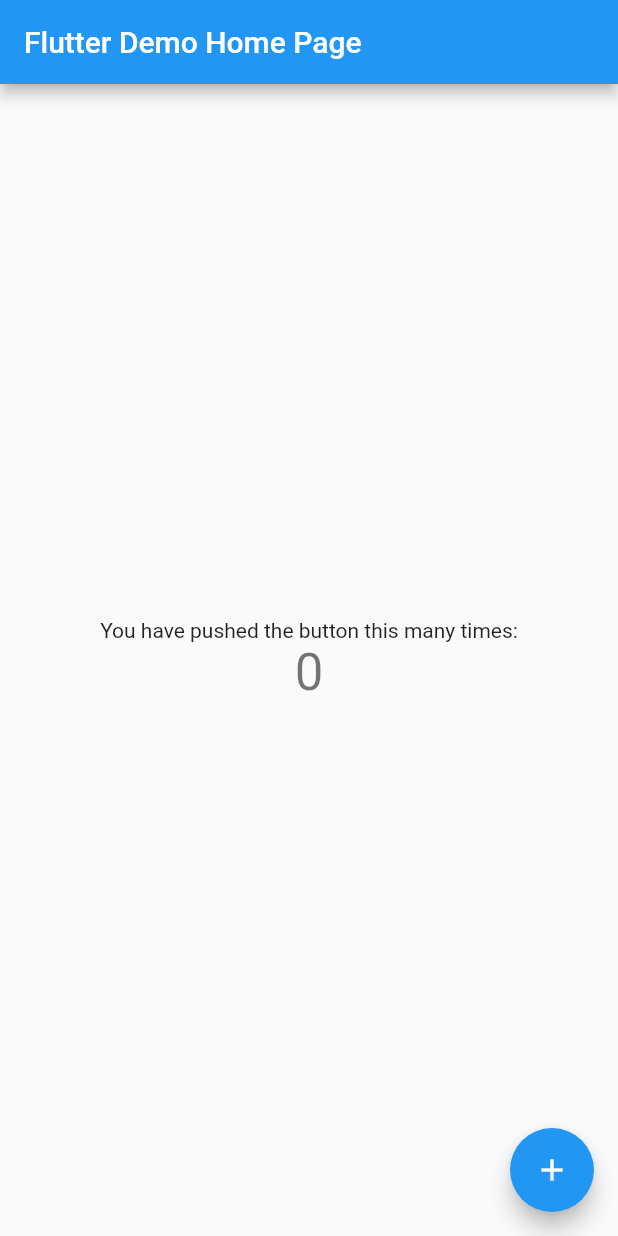
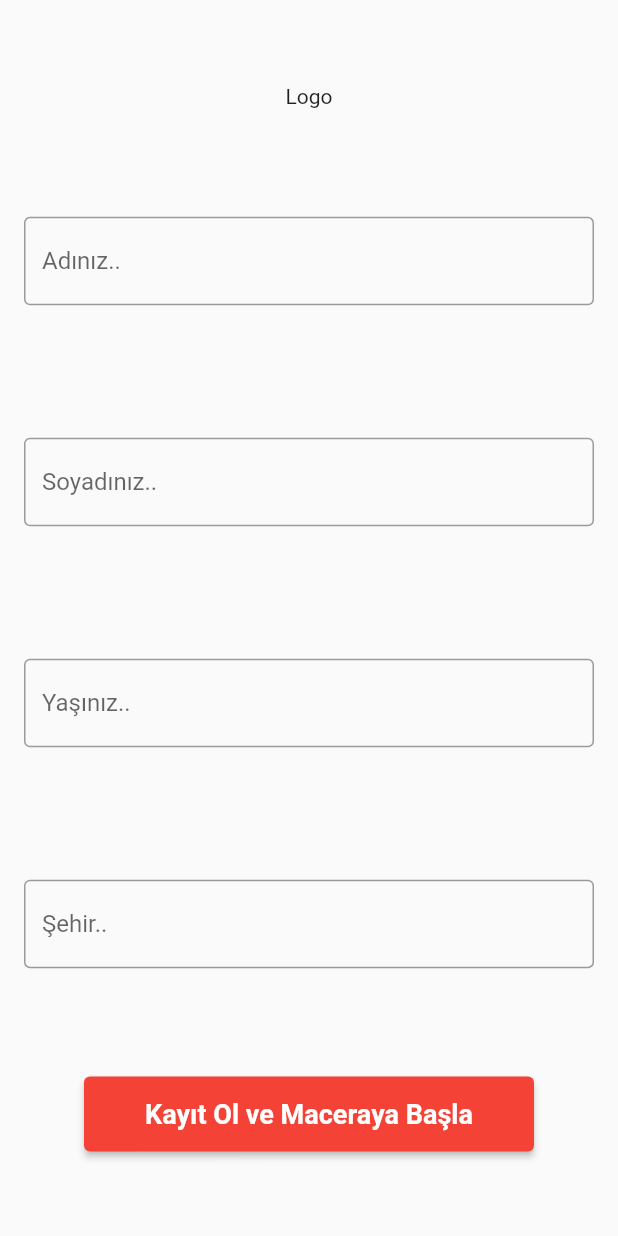
Before and after one commit to ensar212/bilgi_yarismasi, a Flutter app: the screen it shows after launch, on a phone screen of 412 x 824 dp. Run offline on Flutter 3.47's test engine with Material 2 defaults, Android fonts, the phone set to English and light mode, and no system bars.

Commit message:
Kayıt tasarım

```diff
--- /dev/null
+++ b/lib/Sayfa_Tasarimlari/Kisi_Kayit.dart
@@ -0,0 +1,51 @@
+import 'package:flutter/material.dart';
+
+class KisiKayit extends StatefulWidget {
+  const KisiKayit({super.key});
+
+  @override
+  State<KisiKayit> createState() => _KisiKayitState();
+}
+
+class _KisiKayitState extends State<KisiKayit> {
+  var tfcAd = TextEditingController();
+  var tfcSoyad = TextEditingController();
+  var tfcYas = TextEditingController();
+  var tfcSehir = TextEditingController();
+  @override
+  Widget build(BuildContext context) {
+    return Scaffold(
+      appBar: null,
+      body: Center(
+        child: Column(
+          mainAxisAlignment: MainAxisAlignment.spaceEvenly,
+          children: [
+            Text('Logo'),
+            Padding(
+              padding: const EdgeInsets.all(16.0),
+              child: TextField(controller: tfcAd, decoration: InputDecoration(border: OutlineInputBorder(),hintText:'Adınız..')),
+            ),
+            Padding(
+              padding: const EdgeInsets.all(16.0),
+              child: TextField(controller: tfcSoyad, decoration: InputDecoration(border: OutlineInputBorder(),hintText:'Soyadınız..')),
+            ),
+            Padding(
+              padding: const EdgeInsets.all(16.0),
+              child: TextField(controller: tfcYas, decoration: InputDecoration(border: OutlineInputBorder(),hintText:'Yaşınız..')),
+            ),
+            Padding(
+              padding: const EdgeInsets.all(16.0),
+              child: TextField(controller: tfcSehir, decoration: InputDecoration(border: OutlineInputBorder(),hintText:'Şehir..')),
+            ),
+          SizedBox(
+            width: 300, height: 50,
+            child: ElevatedButton(onPressed: (){}, child: Text("Kayıt Ol ve Maceraya Başla",
+            style: TextStyle(fontSize: 18, fontWeight: FontWeight.bold),),
+            style: ElevatedButton.styleFrom(primary: Colors.red),
+            )),
+          ],
+        ),
+      ),
+    );
+  }
+}
--- a/lib/main.dart
+++ b/lib/main.dart
@@ -1,3 +1,4 @@
+import 'package:bilgi_yarismasi/Sayfa_Tasarimlari/Kisi_Kayit.dart';
 import 'package:flutter/material.dart';
 
 void main() {
@@ -7,109 +8,16 @@ void main() {
 class MyApp extends StatelessWidget {
   const MyApp({super.key});
 
-  // This widget is the root of your application.
+
   @override
   Widget build(BuildContext context) {
     return MaterialApp(
       title: 'Flutter Demo',
       theme: ThemeData(
-        // This is the theme of your application.
-        //
-        // Try running your application with "flutter run". You'll see the
-        // application has a blue toolbar. Then, without quitting the app, try
-        // changing the primarySwatch below to Colors.green and then invoke
-        // "hot reload" (press "r" in the console where you ran "flutter run",
-        // or simply save your changes to "hot reload" in a Flutter IDE).
-        // Notice that the counter didn't reset back to zero; the application
-        // is not restarted.
+
         primarySwatch: Colors.blue,
       ),
-      home: const MyHomePage(title: 'Flutter Demo Home Page'),
+      home: const KisiKayit(),
     );
   }
 }
-
-class MyHomePage extends StatefulWidget {
-  const MyHomePage({super.key, required this.title});
-
-  // This widget is the home page of your application. It is stateful, meaning
-  // that it has a State object (defined below) that contains fields that affect
-  // how it looks.
-
-  // This class is the configuration for the state. It holds the values (in this
-  // case the title) provided by the parent (in this case the App widget) and
-  // used by the build method of the State. Fields in a Widget subclass are
-  // always marked "final".
-
-  final String title;
-
-  @override
-  State<MyHomePage> createState() => _MyHomePageState();
-}
-
-class _MyHomePageState extends State<MyHomePage> {
-  int _counter = 0;
-
-  void _incrementCounter() {
-    setState(() {
-      // This call to setState tells the Flutter framework that something has
-      // changed in this State, which causes it to rerun the build method below
-      // so that the display can reflect the updated values. If we changed
-      // _counter without calling setState(), then the build method would not be
-      // called again, and so nothing would appear to happen.
-      _counter++;
-    });
-  }
-
-  @override
-  Widget build(BuildContext context) {
-    // This method is rerun every time setState is called, for instance as done
-    // by the _incrementCounter method above.
-    //
-    // The Flutter framework has been optimized to make rerunning build methods
-    // fast, so that you can just rebuild anything that needs updating rather
-    // than having to individually change instances of widgets.
-    return Scaffold(
-      appBar: AppBar(
-        // Here we take the value from the MyHomePage object that was created by
-        // the App.build method, and use it to set our appbar title.
-        title: Text(widget.title),
-      ),
-      body: Center(
-        // Center is a layout widget. It takes a single child and positions it
-        // in the middle of the parent.
-        child: Column(
-          // Column is also a layout widget. It takes a list of children and
-          // arranges them vertically. By default, it sizes itself to fit its
-          // children horizontally, and tries to be as tall as its parent.
-          //
-          // Invoke "debug painting" (press "p" in the console, choose the
-          // "Toggle Debug Paint" action from the Flutter Inspector in Android
-          // Studio, or the "Toggle Debug Paint" command in Visual Studio Code)
-          // to see the wireframe for each widget.
-          //
-          // Column has various properties to control how it sizes itself and
-          // how it positions its children. Here we use mainAxisAlignment to
-          // center the children vertically; the main axis here is the vertical
-          // axis because Columns are vertical (the cross axis would be
-          // horizontal).
-          mainAxisAlignment: MainAxisAlignment.center,
-          children: <Widget>[
-            const Text(
-              'You have pushed the button this many times:',
-            ),
-            Text(
-              '$_counter',
-              style: Theme.of(context).textTheme.headline4,
-            ),
-          ],
-        ),
-      ),
-      floatingActionButton: FloatingActionButton(
-        onPressed: _incrementCounter,
-        tooltip: 'Increment',
-        child: const Icon(Icons.add),
-      ), // This trailing comma makes auto-formatting nicer for build methods.
-    );
-  }
-}
```
